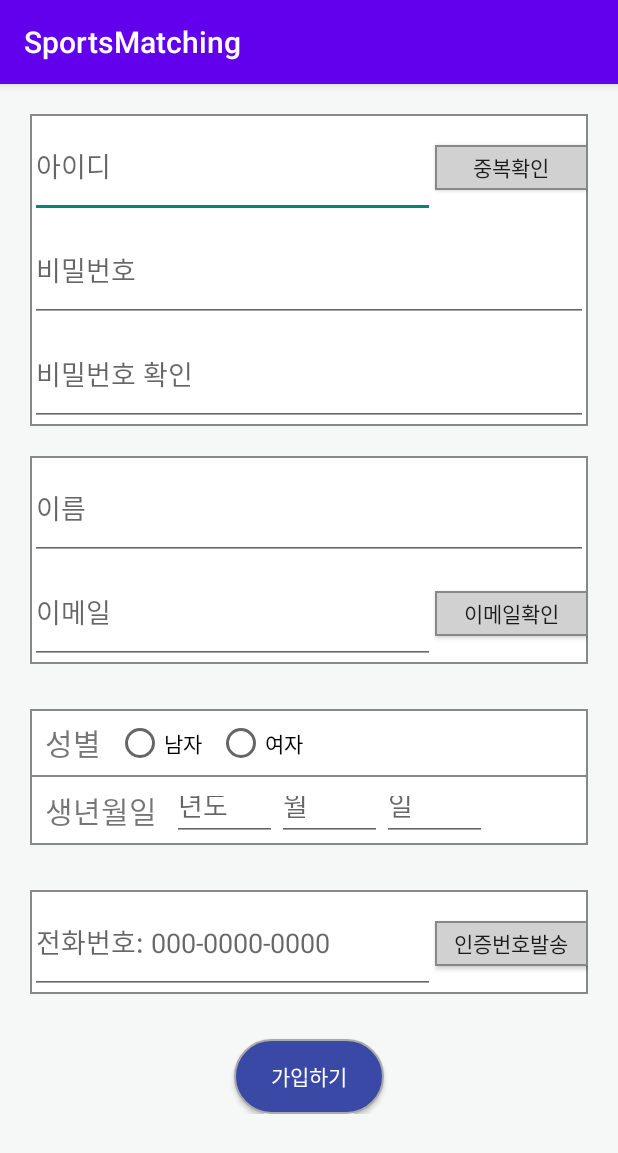
After one commit to bugilzzang/CapstonDesign, an Android app: the ysignup_page screen opened directly, with no data from a screen before it, on a phone screen of 412 x 824 dp. The commit adds this screen. Shown: the top 1153 px of the screen. Run offline under Robolectric (Android 15) with nearby library versions, the phone set to English and light mode, and no system bars.

Commit message:
10/8영준1

```diff
--- /dev/null
+++ b/app/src/main/java/com/example/capstonproject/ysignup_page.java
@@ -0,0 +1,14 @@
+package com.example.capstonproject;
+
+import androidx.appcompat.app.AppCompatActivity;
+
+import android.os.Bundle;
+
+public class ysignup_page extends AppCompatActivity {
+
+    @Override
+    protected void onCreate(Bundle savedInstanceState) {
+        super.onCreate(savedInstanceState);
+        setContentView(R.layout.activity_ysignup_page);
+    }
+}
--- /dev/null
+++ b/app/src/main/res/layout/activity_ysignup_page.xml
@@ -0,0 +1,191 @@
+<LinearLayout xmlns:android="http://schemas.android.com/apk/res/android"
+    xmlns:tools="http://schemas.android.com/tools"
+    android:layout_width="match_parent"
+    android:layout_height="match_parent"
+    android:orientation="vertical"
+    android:padding="20dp"
+    android:background="#81F4F5F6"
+    android:gravity="center"
+    >
+
+    <ScrollView
+        android:layout_width="match_parent"
+        android:layout_height="match_parent"
+        android:gravity="center">
+        <LinearLayout
+            android:layout_width="match_parent"
+            android:layout_height="match_parent"
+            android:orientation="vertical"
+            android:gravity="center">
+
+            <LinearLayout
+                android:layout_width="match_parent"
+                android:layout_height="wrap_content"
+                android:orientation="vertical"
+                android:background="@drawable/y_box_border_logintext"
+                >
+                <LinearLayout
+                    android:layout_width="match_parent"
+                    android:layout_height="match_parent"
+                    android:orientation="horizontal"
+
+                    >
+                    <EditText
+                        android:layout_width="270dp"
+                        android:layout_height="69dp"
+                        android:hint="아이디"/>
+                    <Button
+                        android:layout_width="match_parent"
+                        android:layout_height="30dp"
+                        android:text="중복확인"
+                        android:background="@drawable/y_box_border_signupbtn"/>
+                </LinearLayout>
+
+
+                <EditText
+                    android:layout_width="match_parent"
+                    android:layout_height="69dp"
+                    android:hint="비밀번호"/>
+
+
+                <EditText
+                    android:layout_width="match_parent"
+                    android:layout_height="69dp"
+                    android:hint="비밀번호 확인"/>
+
+            </LinearLayout>
+
+            <LinearLayout
+                android:layout_width="match_parent"
+                android:layout_height="wrap_content"
+                android:orientation="vertical"
+                android:layout_marginTop="20dp"
+                android:background="@drawable/y_box_border_logintext">
+                <EditText
+                    android:layout_width="match_parent"
+                    android:layout_height="69dp"
+                    android:hint="이름"/>
+                <LinearLayout
+                    android:layout_width="match_parent"
+                    android:layout_height="match_parent"
+                    android:orientation="horizontal"
+
+                    >
+                    <EditText
+                        android:layout_width="270dp"
+                        android:layout_height="69dp"
+                        android:hint="이메일"/>
+                    <Button
+                        android:layout_width="match_parent"
+                        android:layout_height="30dp"
+                        android:text="이메일확인"
+                        android:background="@drawable/y_box_border_signupbtn"/>
+                </LinearLayout>
+
+
+            </LinearLayout>
+
+
+            <LinearLayout
+                android:layout_width="match_parent"
+                android:layout_height="match_parent"
+                android:orientation="vertical"
+                android:background="@drawable/y_box_border_logintext"
+                android:layout_marginTop="30dp"
+                android:gravity="center"
+                >
+                <LinearLayout
+                    android:layout_width="match_parent"
+                    android:layout_height="45dp"
+                    android:gravity="center|left"
+                    android:background="@drawable/y_box_border_logintext">
+                    <TextView
+                        android:layout_width="wrap_content"
+                        android:layout_height="wrap_content"
+                        android:text="성별"
+                        android:textSize="20dp"
+                        android:layout_marginLeft="10dp"
+                        android:layout_marginRight="10dp"/>
+                    <RadioButton
+                        android:layout_width="wrap_content"
+                        android:layout_height="wrap_content"
+                        android:text="남자"
+                        android:layout_marginRight="10dp"></RadioButton>
+                    <RadioButton
+                        android:layout_width="wrap_content"
+                        android:layout_height="wrap_content"
+                        android:text="여자"></RadioButton>
+                </LinearLayout>
+
+                <LinearLayout
+                    android:layout_width="match_parent"
+                    android:layout_height="45dp"
+                    android:gravity="center|left">
+                    <TextView
+                        android:layout_width="wrap_content"
+                        android:layout_height="wrap_content"
+                        android:text="생년월일"
+                        android:textSize="20dp"
+                        android:layout_marginLeft="10dp"
+                        android:layout_marginRight="10dp"/>
+                    <EditText
+                        android:layout_width="70dp"
+                        android:layout_height="40dp"
+                        android:hint="년도"/>
+                    <EditText
+                        android:layout_width="70dp"
+                        android:layout_height="40dp"
+                        android:hint="월"/>
+                    <EditText
+                        android:layout_width="70dp"
+                        android:layout_height="40dp"
+                        android:hint="일"/>
+
+
+                </LinearLayout>
+            </LinearLayout>
+
+
+
+
+            <LinearLayout
+                android:layout_width="match_parent"
+                android:layout_height="match_parent"
+                android:orientation="horizontal"
+                android:background="@drawable/y_box_border_logintext"
+                android:layout_marginTop="30dp"
+                android:layout_marginBottom="30dp"
+
+                >
+                <EditText
+                    android:layout_width="270dp"
+                    android:layout_height="69dp"
+                    android:hint="전화번호: 000-0000-0000"/>
+                <Button
+                    android:layout_width="match_parent"
+                    android:layout_height="30dp"
+                    android:text="인증번호발송"
+                    android:background="@drawable/y_box_border_signupbtn"/>
+            </LinearLayout>
+
+            <Button
+                android:layout_width="100dp"
+                android:layout_height="50dp"
+                android:background="@drawable/y_box_border_signupgo"
+                android:text="가입하기"
+                android:textColor="#ffffff"></Button>
+        </LinearLayout>
+
+
+
+
+
+
+
+
+    </ScrollView>
+
+
+
+
+</LinearLayout>
--- a/app/src/main/res/values/themes.xml
+++ b/app/src/main/res/values/themes.xml
@@ -1,6 +1,6 @@
 <resources xmlns:tools="http://schemas.android.com/tools">
     <!-- Base application theme. -->
-    <style name="Theme.CapstonProject" parent="Theme.MaterialComponents.DayNight.DarkActionBar">
+    <style name="Theme.CapstonProject" parent="Theme.AppCompat.DayNight.DarkActionBar">
         <!-- Primary brand color. -->
         <item name="colorPrimary">@color/purple_500</item>
         <item name="colorPrimaryVariant">@color/purple_700</item>
```
Also changed, not shown: app/src/main/AndroidManifest.xml (+9 -0 lines), app/src/main/java/com/example/capstonproject/ylogin_page.java (added, +28 -0 lines), app/src/main/java/com/example/capstonproject/yset_exercise_type.java (added, +14 -0 lines), app/src/main/res/layout/activity_ylogin_page.xml (added, +118 -0 lines), app/src/main/res/layout/activity_yset_exercise_type.xml (added, +28 -0 lines).
